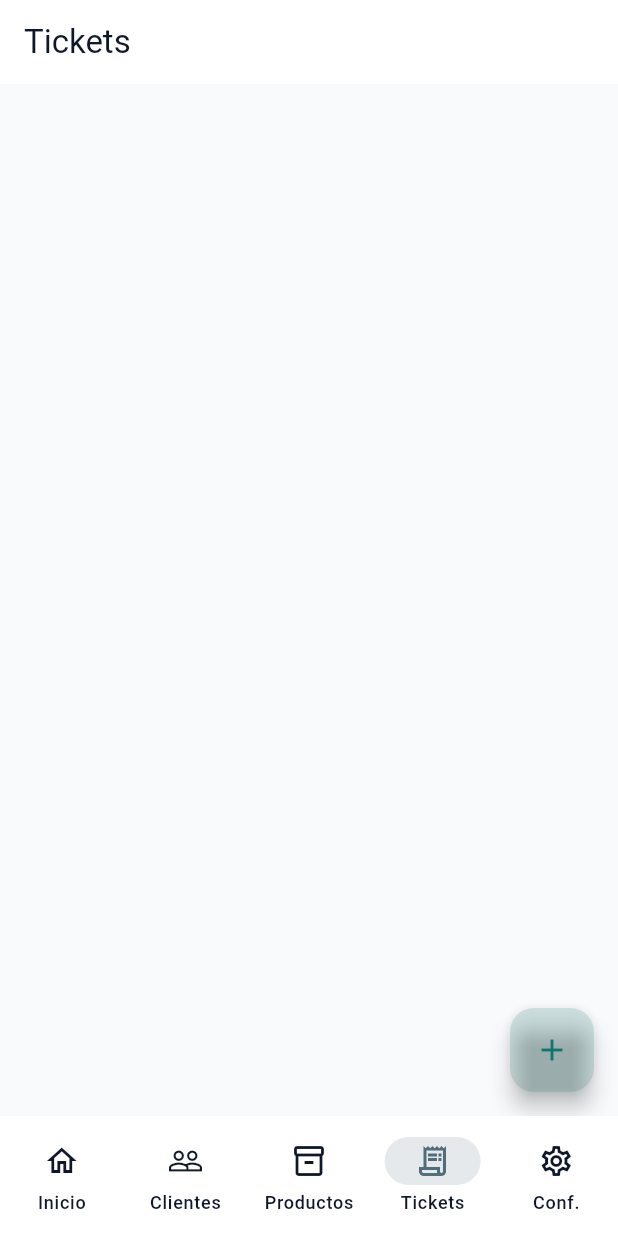
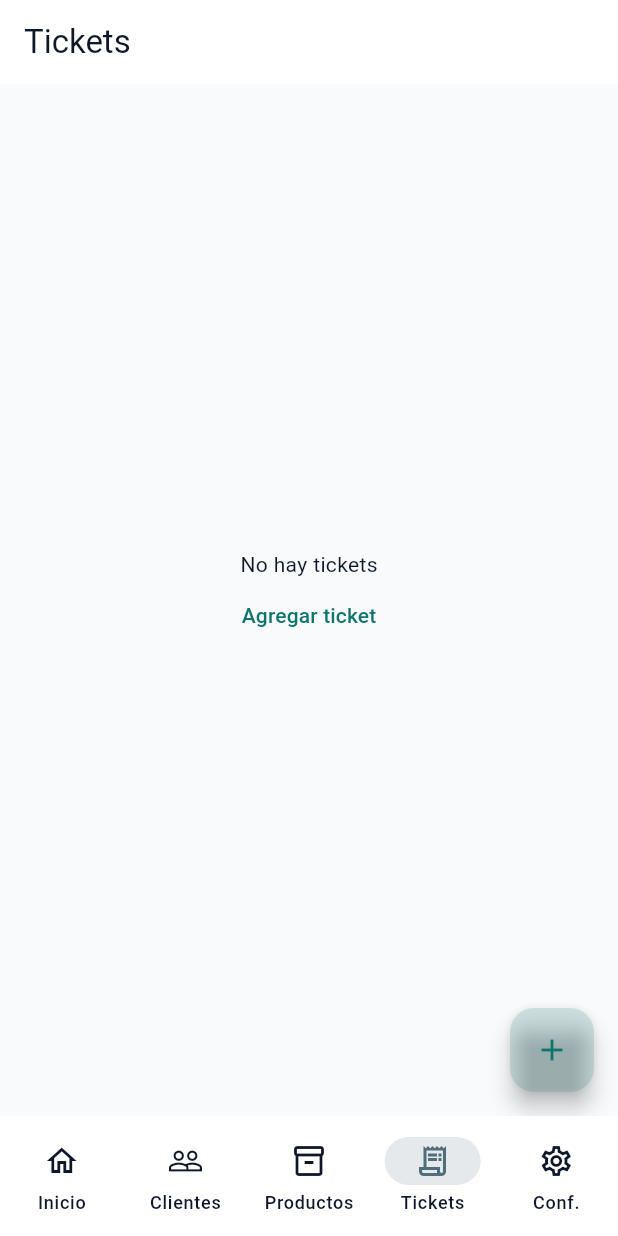
Before and after one commit to RaymundoSantorski/tickets, a Flutter app: the screen it shows after launch, item 4 of the bottom bar chosen, on a phone screen of 412 x 824 dp. Run offline on Flutter 3.47's test engine with Material 3 defaults, Android fonts, the phone set to English and light mode, and no system bars; our stand-ins replace flutter_slidable, go_router, isar; accounts and stored records are empty; generated files the repository leaves out were written again.

Commit message:
add: tickets screen empty state

```diff
--- a/lib/features/tickets/tickets_screen.dart
+++ b/lib/features/tickets/tickets_screen.dart
@@ -2,7 +2,6 @@ import 'package:flutter/material.dart';
 import 'package:provider/provider.dart';
 import 'package:tickets/core/models/ticket.dart';
 import 'package:tickets/features/tickets/ticket_card.dart';
-import 'package:tickets/features/tickets/ticket_details_screen.dart';
 import 'package:tickets/features/tickets/ticket_form.dart';
 import 'package:tickets/features/tickets/ticket_provider.dart';
 
@@ -23,12 +22,29 @@ class TicketsScreen extends StatelessWidget {
         },
         child: const Icon(Icons.add),
       ),
-      body: ListView.builder(
+      body: tickets.isNotEmpty
+          ? ListView.builder(
               itemBuilder: (context, index) {
                 Ticket ticket = tickets[index];
                 return ticketCard(ticket, context);
               },
               itemCount: tickets.length,
+            )
+          : Center(
+              child: Column(
+                mainAxisAlignment: MainAxisAlignment.center,
+                children: [
+                  Text('No hay tickets'),
+                  TextButton(
+                    onPressed: () {
+                      Navigator.of(
+                        context,
+                      ).push(MaterialPageRoute(builder: (_) => TicketForm()));
+                    },
+                    child: Text('Agregar ticket'),
+                  ),
+                ],
+              ),
             ),
     );
   }
```
Also changed, not shown: lib/features/tickets/ticket_form.dart (+1 -18 lines). Lines whose indentation alone changed are shown as unchanged.
